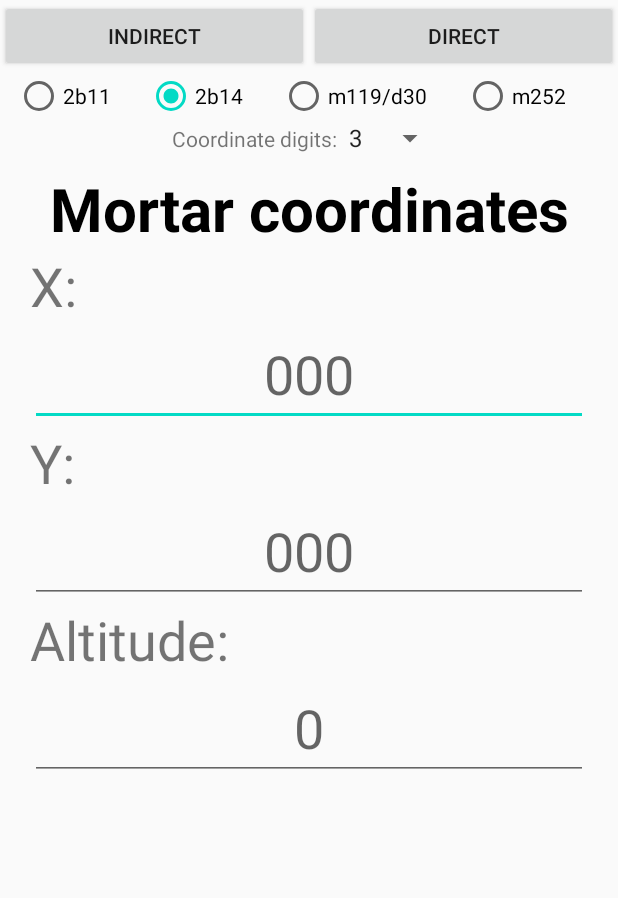
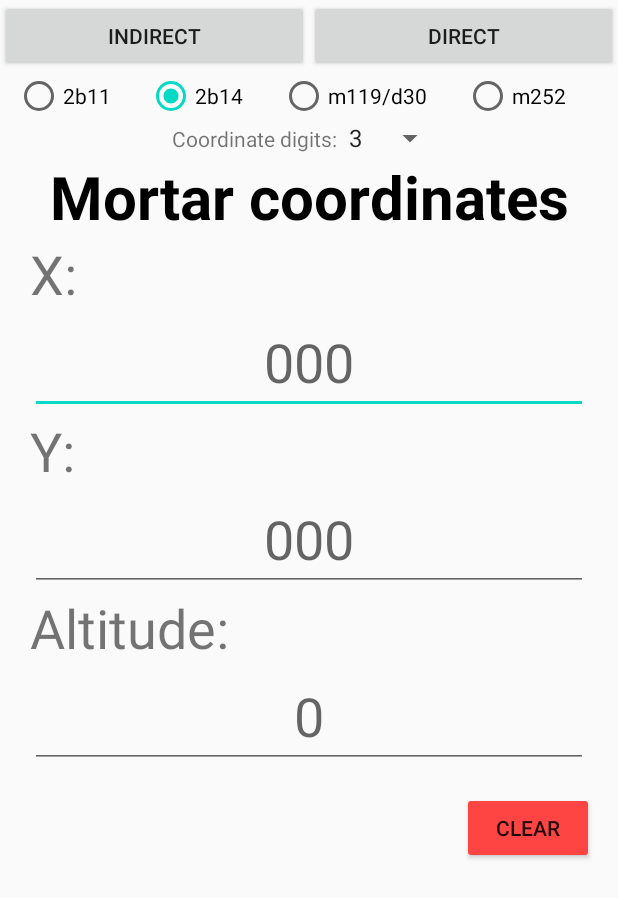
Before and after one commit to MivinaTraktor/mortar-android, an Android app: the screen it shows after launch (MainActivity), after a tap on "2b14", on a phone screen of 412 x 824 dp. Shown: the top 898 px of the screen. Run offline under Robolectric (Android 15) with nearby library versions, the phone set to English and light mode, and no system bars.

Commit message:
calculation fix + clear button

```diff
--- a/app/src/main/AndroidManifest.xml
+++ b/app/src/main/AndroidManifest.xml
@@ -8,7 +8,8 @@
             android:roundIcon="@mipmap/ic_launcher_round"
             android:supportsRtl="true"
             android:theme="@style/AppTheme">
-        <activity android:name=".TargetActivity">
+        <activity
+                android:name=".TargetActivity">
         </activity>
         <activity android:name=".DirectActivity">
         </activity>
--- a/app/src/main/java/com/example/first_test/MainActivity.kt
+++ b/app/src/main/java/com/example/first_test/MainActivity.kt
@@ -85,6 +85,12 @@ class MainActivity : AppCompatActivity() {
         startActivity(intent)
     }
 
+    fun onClickClear(view: View) {
+        mortarX.text?.clear()
+        mortarY.text?.clear()
+        mortarAlt.text?.clear()
+    }
+
     fun onMortarSelected(view: View) {
         if (view is RadioButton) {
             if (view.isChecked)
--- a/app/src/main/java/com/example/first_test/constants.kt
+++ b/app/src/main/java/com/example/first_test/constants.kt
@@ -13,7 +13,8 @@ var elCor = 0F
 var azCor = 0.0
 var mortarArray: Array<Charge>? = null
 val MIL = 17.777778F
-val RNG_INCR = 50
-val ALT_INCR = 100
+val RNG_INCR = 50F
+val ALT_INCR = 100F
 const val HI = 50
 var zeros = "Select format"
+val stdDispersion = 25
--- a/app/src/main/java/com/example/first_test/tables.kt
+++ b/app/src/main/java/com/example/first_test/tables.kt
@@ -393,13 +393,13 @@ fun selectMortar(name: String) {
         "2b14" -> arrayOf(
             Charge(100, 550, mapOf(
                 100 to Entry(1508, 7),
-                150 to Entry(1454, 11),
-                200 to Entry(1398, 25),
-                250 to Entry(1345, 20),
-                300 to Entry(1285, 26),
-                350 to Entry(1200, 33),
-                400 to Entry(1135, 43),
-                450 to Entry(1045, 59),
+                150 to Entry(1461, 11),
+                200 to Entry(1413, 15),
+                250 to Entry(1362, 20),
+                300 to Entry(1310, 26),
+                350 to Entry(1253, 33),
+                400 to Entry(1191, 43),
+                450 to Entry(1119, 59),
                 500 to Entry(1030, 85),
                 550 to Entry(871, 170)
             )),
--- a/app/src/main/res/layout/activity_main.xml
+++ b/app/src/main/res/layout/activity_main.xml
@@ -41,7 +41,7 @@
             android:layout_height="wrap_content"
             app:layout_constraintStart_toStartOf="parent"
             app:layout_constraintTop_toBottomOf="@+id/linearLayout"
-            app:layout_constraintEnd_toEndOf="parent">
+            app:layout_constraintEnd_toEndOf="parent" android:id="@+id/linearLayout7">
         <RadioGroup
                 android:layout_width="match_parent"
                 android:layout_height="wrap_content"
@@ -94,8 +94,7 @@
                 android:textAlignment="center"
                 android:textSize="40sp"
                 android:textColor="#000000"
-                android:textStyle="bold"
-                android:layout_marginTop="8dp"/>
+                android:textStyle="bold"/>
         <TextView
                 android:text="@string/X"
                 android:layout_width="match_parent"
@@ -142,6 +141,17 @@
                 android:textSize="36sp"
                 android:layout_marginHorizontal="20dp"/>
     </LinearLayout>
+    <Button
+            android:text="@string/clear"
+            android:layout_width="wrap_content"
+            android:layout_height="wrap_content"
+            android:id="@+id/buttonClear"
+            app:layout_constraintEnd_toEndOf="parent"
+            android:layout_marginEnd="16dp"
+            android:backgroundTint="@android:color/holo_red_light"
+            android:onClick="onClickClear"
+            app:layout_constraintTop_toBottomOf="@+id/linearLayout7"
+            android:layout_marginTop="16dp"/>
 </androidx.constraintlayout.widget.ConstraintLayout>
 
 </ScrollView>
```
Also changed, not shown: app/src/main/java/com/example/first_test/DirectActivity.kt (+5 -9 lines), app/src/main/java/com/example/first_test/IndirectActivity.kt (+5 -9 lines), app/src/main/java/com/example/first_test/TargetActivity.kt (+4 -3 lines), app/src/main/res/layout/activity_indirect.xml (+6 -3 lines), app/src/main/res/layout/activity_target.xml (+13 -2 lines).
